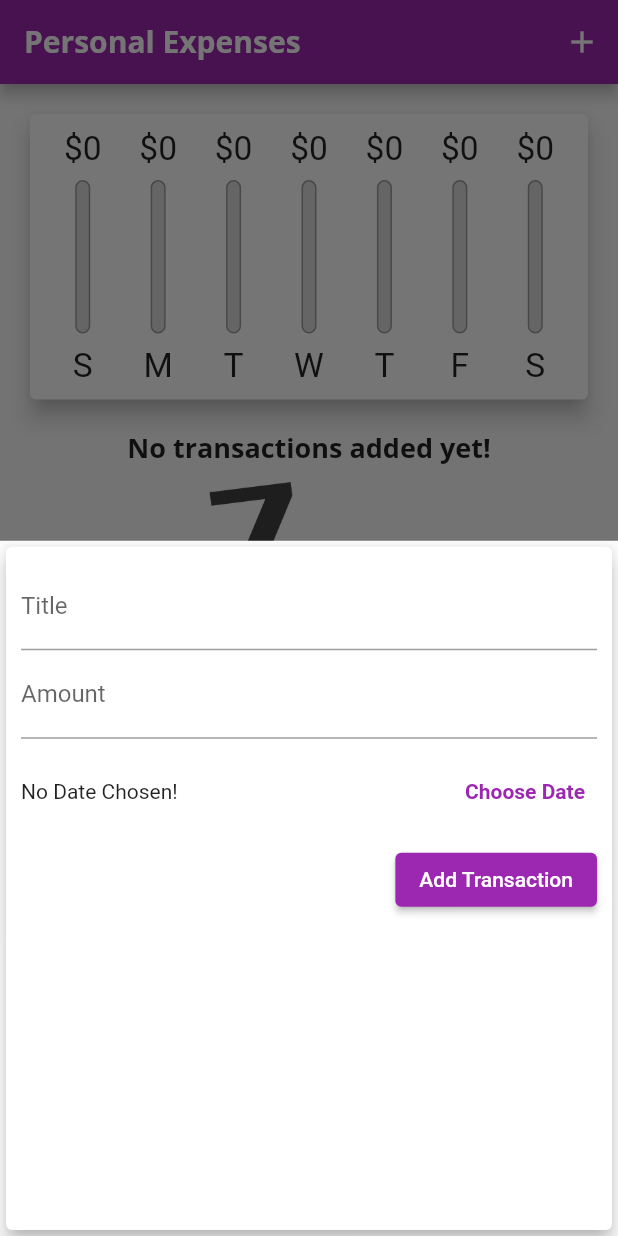
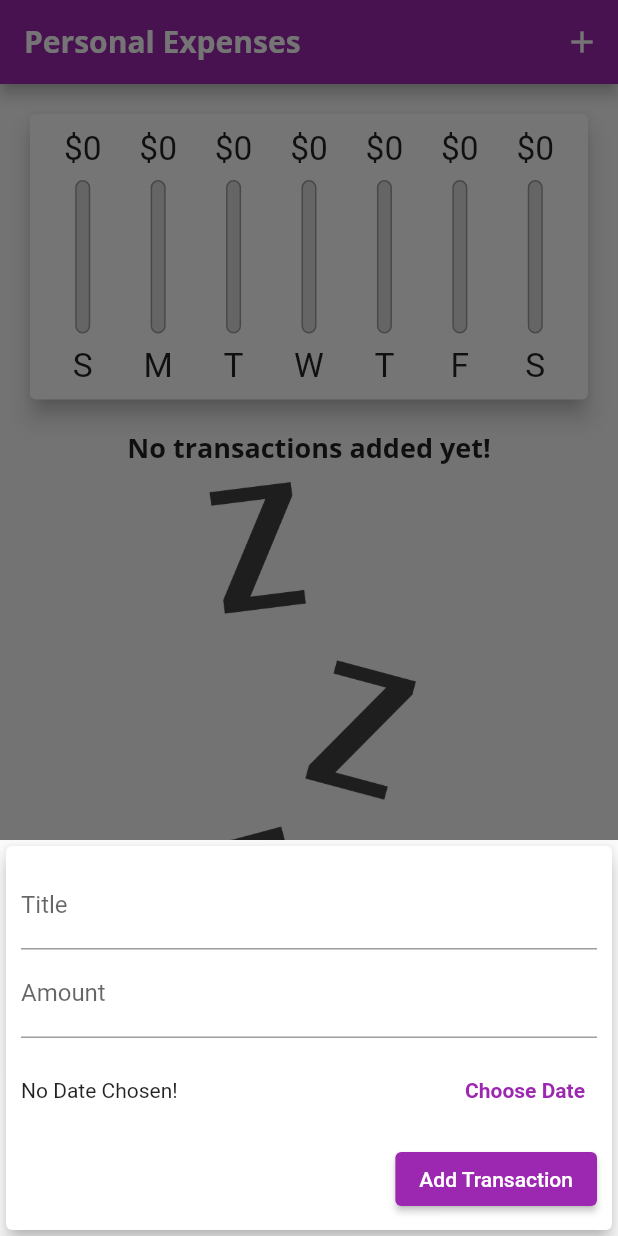
Before and after one commit to GaldinoAllan/expensesApp-Flutter, a Flutter app: the screen it shows after launch, after a tap on the "add" icon, on a phone screen of 412 x 824 dp. Run offline on Flutter 3.47's test engine with Material 2 defaults, Android fonts, the phone set to English and light mode, and no system bars.

Commit message:
feature: responsive app for android

```diff
--- a/lib/main.dart
+++ b/lib/main.dart
@@ -121,8 +121,8 @@ class _MyHomePageState extends State<MyHomePage> {
 
   @override
   Widget build(BuildContext context) {
-    final isLandscape =
-        MediaQuery.of(context).orientation == Orientation.landscape;
+    final mediaQuery = MediaQuery.of(context);
+    final isLandscape = mediaQuery.orientation == Orientation.landscape;
 
     final appBar = AppBar(
       title: const Text('Personal Expenses'),
@@ -135,11 +135,13 @@ class _MyHomePageState extends State<MyHomePage> {
     );
 
     final txListWidget = SizedBox(
-      height:
-          (MediaQuery.of(context).size.height - appBar.preferredSize.height) *
-              0.7,
+      height: (mediaQuery.size.height - appBar.preferredSize.height) * 0.7,
       child: TransactionList(_userTransactions, _deleteTransaction),
     );
+
+    final getTopHeight = (mediaQuery.size.height -
+        appBar.preferredSize.height -
+        mediaQuery.padding.top);
 
     return Scaffold(
       appBar: appBar,
@@ -164,27 +166,23 @@ class _MyHomePageState extends State<MyHomePage> {
               ),
             if (!isLandscape)
               SizedBox(
-                height: (MediaQuery.of(context).size.height -
-                        appBar.preferredSize.height -
-                        MediaQuery.of(context).padding.top) *
-                    0.3,
+                height: getTopHeight * 0.3,
                 child: Chart(_recentTransactions),
               ),
             if (!isLandscape) txListWidget,
             if (isLandscape)
               _showChart
                   ? SizedBox(
-                      height: (MediaQuery.of(context).size.height -
-                              appBar.preferredSize.height -
-                              MediaQuery.of(context).padding.top) *
-                          0.7,
+                      height: getTopHeight * 0.7,
                       child: Chart(_recentTransactions),
                     )
                   : txListWidget,
           ],
         ),
       ),
-      floatingActionButtonLocation: FloatingActionButtonLocation.centerFloat,
+      floatingActionButtonLocation: isLandscape
+          ? FloatingActionButtonLocation.endFloat
+          : FloatingActionButtonLocation.centerFloat,
       floatingActionButton: FloatingActionButton(
         child: const Icon(Icons.add),
         onPressed: () => _startAddNewTransaction(context),
--- a/lib/widgets/new_transaction.dart
+++ b/lib/widgets/new_transaction.dart
@@ -49,10 +49,16 @@ class _NewTransactionState extends State<NewTransaction> {
 
   @override
   Widget build(BuildContext context) {
-    return Card(
+    return SingleChildScrollView(
+      child: Card(
         elevation: 5,
         child: Padding(
-        padding: const EdgeInsets.all(10),
+          padding: EdgeInsets.only(
+            top: 10,
+            left: 10,
+            right: 10,
+            bottom: MediaQuery.of(context).viewInsets.bottom + 10,
+          ),
           child: Column(
             crossAxisAlignment: CrossAxisAlignment.end,
             children: [
@@ -99,6 +105,7 @@ class _NewTransactionState extends State<NewTransaction> {
             ],
           ),
         ),
+      ),
     );
   }
 }
--- a/lib/widgets/transaction_list.dart
+++ b/lib/widgets/transaction_list.dart
@@ -53,10 +53,18 @@ class TransactionList extends StatelessWidget {
                   subtitle: Text(
                     DateFormat.yMMMd().format(transactions[index].date),
                   ),
-                  trailing: IconButton(
-                    icon: const Icon(Icons.delete),
-                    onPressed: () => deleteTx(transactions[index].id),
-                  ),
+                  trailing: MediaQuery.of(context).size.width > 360
+                      ? FlatButton.icon(
+                          icon: const Icon(Icons.delete),
+                          label: const Text('Delete'),
+                          textColor: Theme.of(context).errorColor,
+                          onPressed: () => deleteTx(transactions[index].id),
+                        )
+                      : IconButton(
+                          icon: const Icon(Icons.delete),
+                          color: Theme.of(context).errorColor,
+                          onPressed: () => deleteTx(transactions[index].id),
+                        ),
                 ),
               );
             },
```
Lines whose indentation alone changed are shown as unchanged.
